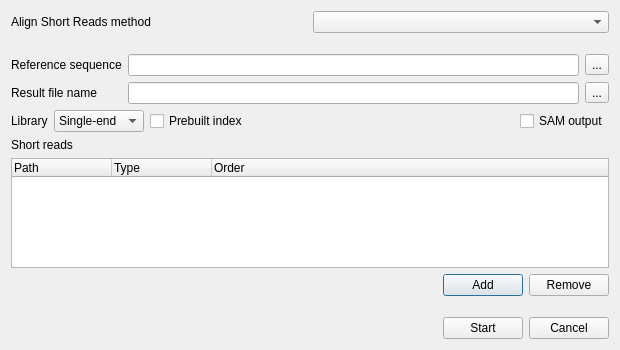
Qt form src/corelibs/U2View/src/util_dna_assembly/ui/AssemblyToRefDialog.ui (violethaze74/ugene) before a commit.
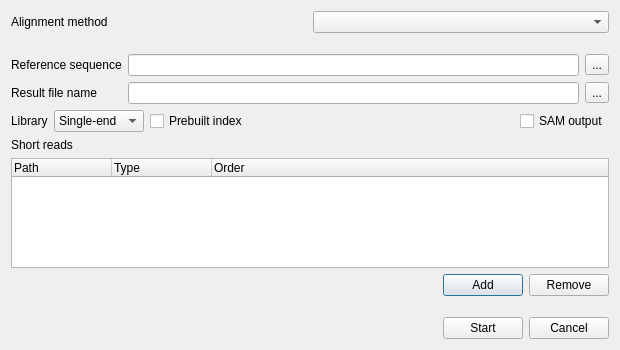
The same form after that commit.

Diff of the .ui file:
```diff
--- a/src/corelibs/U2View/src/util_dna_assembly/ui/AssemblyToRefDialog.ui
+++ b/src/corelibs/U2View/src/util_dna_assembly/ui/AssemblyToRefDialog.ui
@@ -28,7 +28,7 @@
         <string>Select a method to align short reads.</string>
        </property>
        <property name="text">
-        <string>Align Short Reads method</string>
+        <string>Alignment method</string>
        </property>
       </widget>
      </item>
```
Left out of the diff: 2 changed lines with no effect on the pictures.
